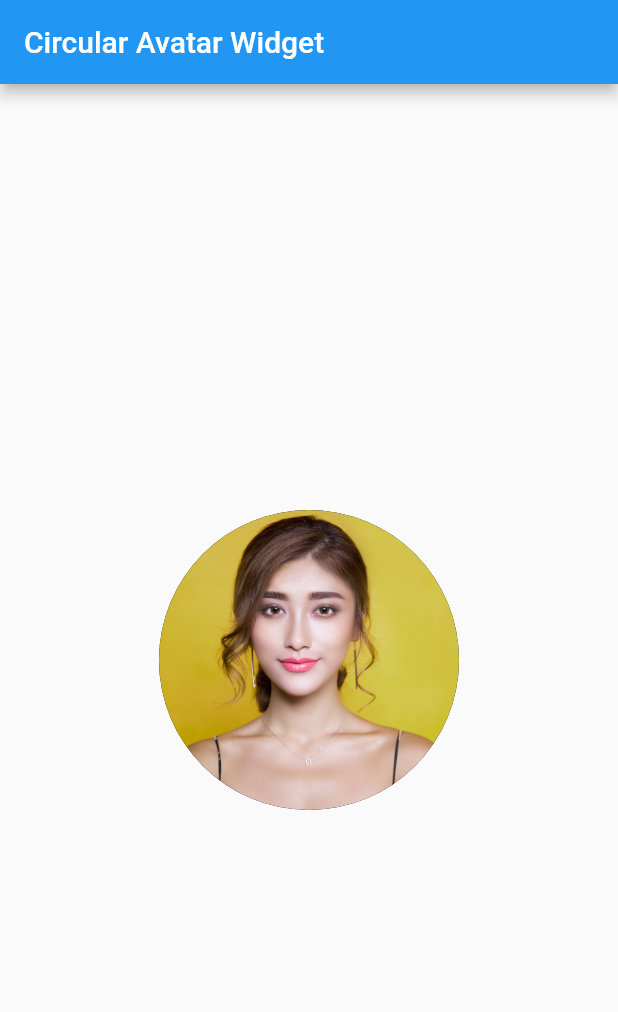
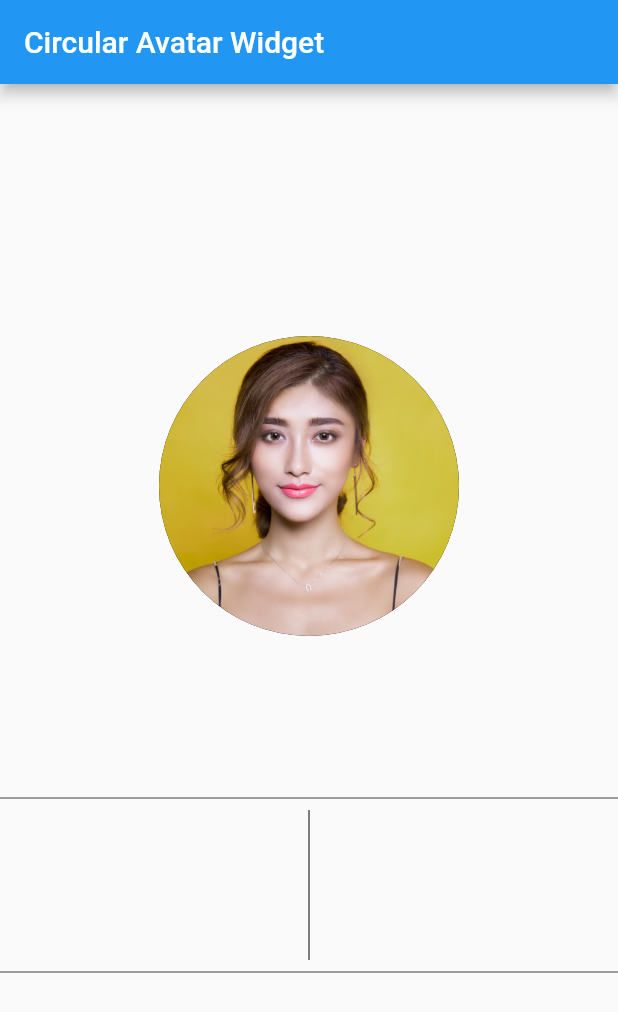
Before and after one commit to humnalodhi/Flutter_Circular_Widget, a Flutter app: the screen it shows after launch, on a phone screen of 412 x 824 dp. Shown: the top 1012 px of the screen. Run offline on Flutter 3.47's test engine with Material 2 defaults, Android fonts, the phone set to English and light mode, and no system bars.

Commit message:
Using divider widget

```diff
--- a/lib/main.dart
+++ b/lib/main.dart
@@ -25,6 +25,21 @@ class MyApp extends StatelessWidget {
                 backgroundImage: AssetImage('lib/assets/women_profile.jpg'),
               ),
             ),
+            SizedBox(
+                height: 100
+            ),
+            Divider(
+              color: Colors.black, thickness: 0.5,
+            ),
+            SizedBox(
+              height: 100,
+              child: VerticalDivider(
+                color: Colors.black,
+              ),
+            ),
+            Divider(
+              color: Colors.black, thickness: 0.5,
+            ),
           ],
         ),
       ),
```
